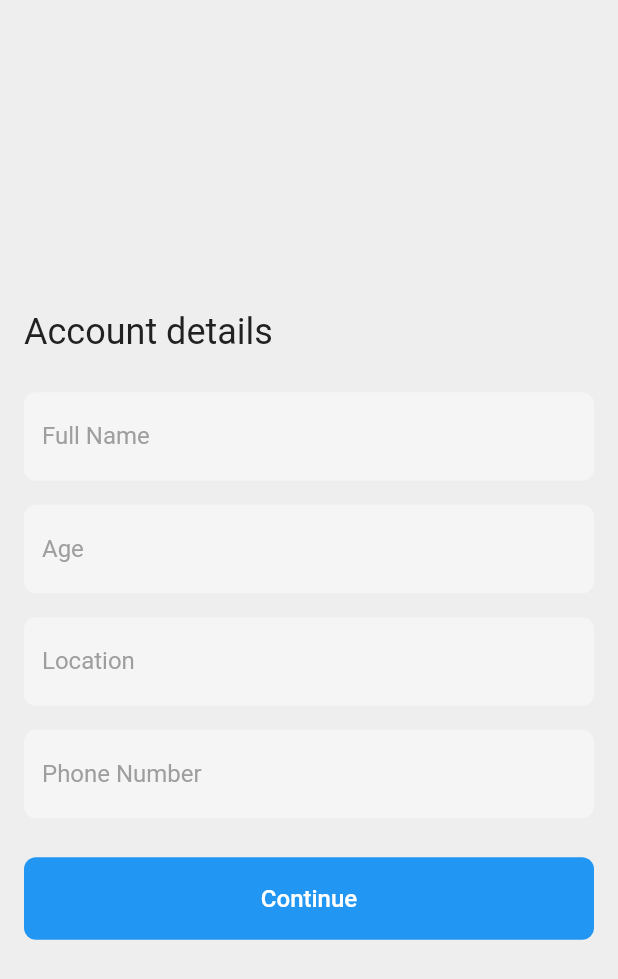
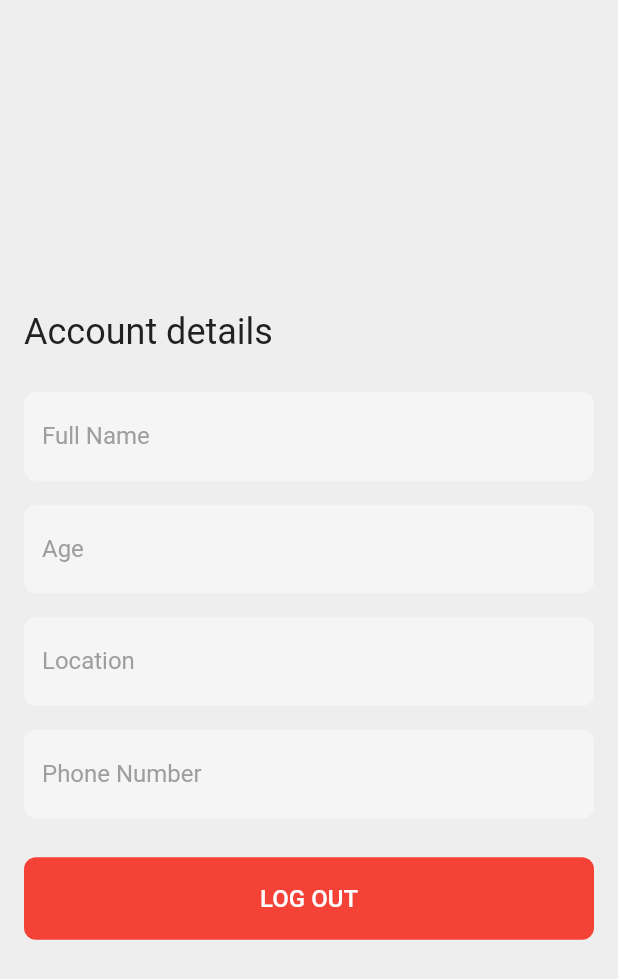
Before and after one commit to cornell1234/Diet-Counselling, a Flutter app: the profileScreen screen opened directly, on a phone screen of 412 x 824 dp. Shown: the top 979 px of the screen. Run offline on Flutter 3.47's test engine with Material 2 defaults, Android fonts, the phone set to English and light mode, and no system bars; our stand-ins replace cloud_firestore, firebase_auth, firebase_core, get, get_it, google_fonts and 2 more; missing offline and left inert: dialog_flowtter, flutter_facebook_auth; accounts and stored records are empty.

Commit message:
Profile screen

```diff
--- a/lib/screens/profile_screen.dart
+++ b/lib/screens/profile_screen.dart
@@ -88,7 +88,7 @@ class _profileScreenState extends State<profileScreen> {
                             },
                             style: ButtonStyle(
                               backgroundColor:
-                                  MaterialStateProperty.all<Color>(Colors.blue),
+                                  MaterialStateProperty.all<Color>(Colors.red),
                               shape: MaterialStateProperty.all<
                                       RoundedRectangleBorder>(
                                   RoundedRectangleBorder(
@@ -96,7 +96,7 @@ class _profileScreenState extends State<profileScreen> {
                               )),
                             ),
                             child: const Text(
-                              'Continue',
+                              'LOG OUT',
                               style: TextStyle(
                                 fontSize: 16, // set font size
                                 color: Colors.white,
```
